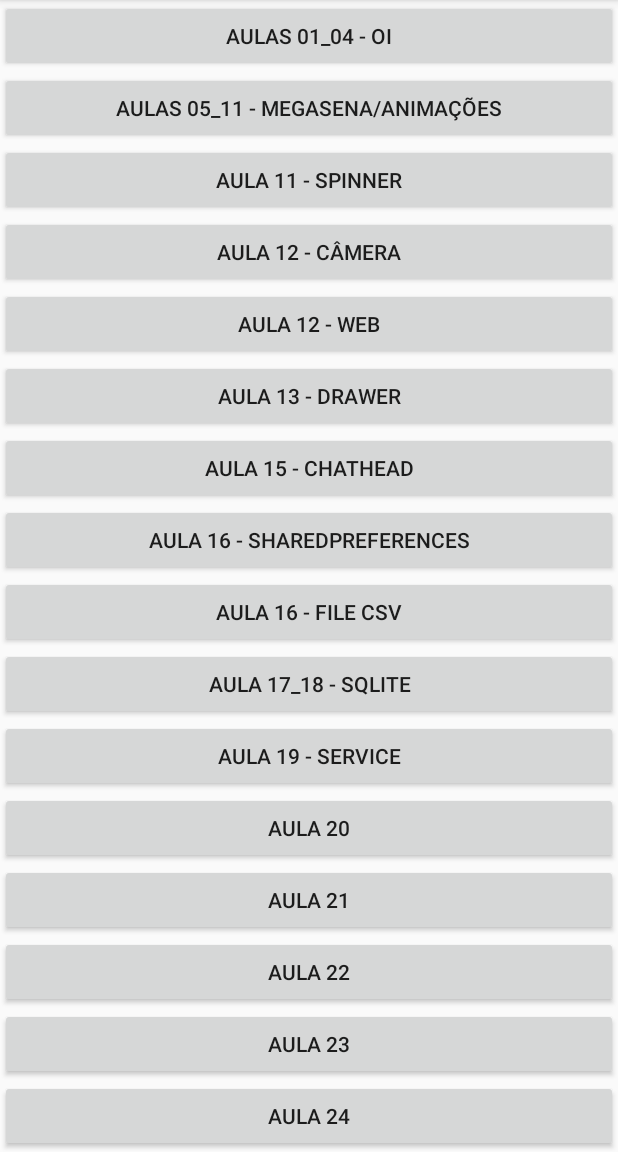
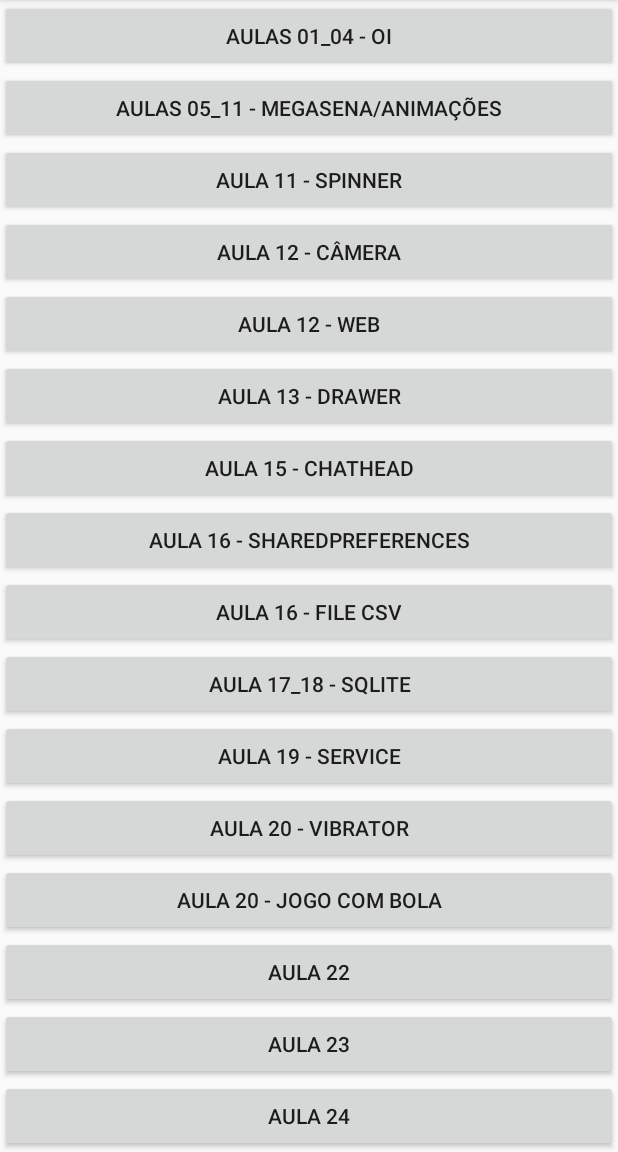
Before and after one commit to emprestes/qandroid-class, an Android app: the screen it shows after launch (MainActivity), on a phone screen of 412 x 824 dp, the part 84-1236 px from its top. Run offline under Robolectric (Android 15) with nearby library versions, the phone set to English and light mode, and no system bars.

Commit message:
Aula 19-20

```diff
--- a/app/src/main/java/br/com/quaddro/emprestes/qandroid100/MainActivity.java
+++ b/app/src/main/java/br/com/quaddro/emprestes/qandroid100/MainActivity.java
@@ -2,8 +2,10 @@ package br.com.quaddro.emprestes.qandroid100;
 
 import android.content.DialogInterface;
 import android.os.Bundle;
+import android.os.Vibrator;
 import android.support.v7.app.AlertDialog;
 import android.util.Log;
+import android.view.View;
 
 import br.com.quaddro.emprestes.qandroid100.api.QuaddroActivity;
 import br.com.quaddro.emprestes.qandroid100.controller.AnimacaoActivity;
@@ -11,6 +13,7 @@ import br.com.quaddro.emprestes.qandroid100.controller.CameraActivity;
 import br.com.quaddro.emprestes.qandroid100.controller.ChatHeadActivity;
 import br.com.quaddro.emprestes.qandroid100.controller.DrawerActivity;
 import br.com.quaddro.emprestes.qandroid100.controller.FileCSVActivity;
+import br.com.quaddro.emprestes.qandroid100.controller.JogoBolaActivity;
 import br.com.quaddro.emprestes.qandroid100.controller.MensagemService;
 import br.com.quaddro.emprestes.qandroid100.controller.OiActivity;
 import br.com.quaddro.emprestes.qandroid100.controller.SQLiteActivity;
@@ -42,6 +45,15 @@ public class MainActivity extends QuaddroActivity {
         setOnClickActivity(R.id.btn_aula_16b, FileCSVActivity.class);
         setOnClickActivity(R.id.btn_aula_17, SQLiteActivity.class);
         setOnClickService(R.id.btn_aula_19, MensagemService.class);
+        setOnClick(R.id.btn_aula_20a, new View.OnClickListener() {
+            @Override
+            public void onClick(View v) {
+                Vibrator vi = (Vibrator) getSystemService(VIBRATOR_SERVICE);
+
+                vi.vibrate(new long[]{500, 100, 500, 100}, 3);
+            }
+        });
+        setOnClickActivity(R.id.btn_aula_20b, JogoBolaActivity.class);
     }
 
     @Override
--- a/app/src/main/java/br/com/quaddro/emprestes/qandroid100/api/QuaddroActivity.java
+++ b/app/src/main/java/br/com/quaddro/emprestes/qandroid100/api/QuaddroActivity.java
@@ -17,6 +17,11 @@ public abstract class QuaddroActivity extends AppCompatActivity {
     protected void setOnClickService(int id, Class<?> cl) {
         Button btnView = (Button) findViewById(id);
         btnView.setOnClickListener(new OnClickService(this, cl));
+    }
+
+    protected void setOnClick(int id, View.OnClickListener a) {
+        Button btnView = getViewById(id);
+        btnView.setOnClickListener(a);
     }
 
     protected <T extends View> T getViewById(int id) {
--- a/app/src/main/res/layout/main_view.xml
+++ b/app/src/main/res/layout/main_view.xml
@@ -75,14 +75,14 @@
             android:layout_height="wrap_content" />
 
         <Button
-            android:id="@+id/btn_aula_20"
-            android:text="@string/aula20"
+            android:id="@+id/btn_aula_20a"
+            android:text="@string/aula20a"
             android:layout_width="match_parent"
             android:layout_height="wrap_content" />
 
         <Button
-            android:id="@+id/btn_aula_21"
-            android:text="@string/aula21"
+            android:id="@+id/btn_aula_20b"
+            android:text="@string/aula20b"
             android:layout_width="match_parent"
             android:layout_height="wrap_content" />
 
--- a/app/src/main/res/values/strings.xml
+++ b/app/src/main/res/values/strings.xml
@@ -14,8 +14,8 @@
     <string name="aula16b">Aula 16 - File CSV</string>
     <string name="aula17">Aula 17_18 - SQLite</string>
     <string name="aula19">Aula 19 - Service</string>
-    <string name="aula20">Aula 20</string>
-    <string name="aula21">Aula 21</string>
+    <string name="aula20a">Aula 20 - Vibrator</string>
+    <string name="aula20b">Aula 20 - Jogo com Bola</string>
     <string name="aula22">Aula 22</string>
     <string name="aula23">Aula 23</string>
     <string name="aula24">Aula 24</string>
```
Also changed, not shown: app/src/main/AndroidManifest.xml (+10 -0 lines), app/src/main/java/br/com/quaddro/emprestes/qandroid100/content/MessageBroadcastReceiver.java (added, +15 -0 lines), app/src/main/java/br/com/quaddro/emprestes/qandroid100/controller/JogoBolaActivity.java (added, +17 -0 lines), app/src/main/java/br/com/quaddro/emprestes/qandroid100/controller/MensagemService.java (+24 -0 lines), app/src/main/java/br/com/quaddro/emprestes/qandroid100/view/BolaView.java (added, +69 -0 lines), app/src/main/res/mipmap/bola.jpg (added).
